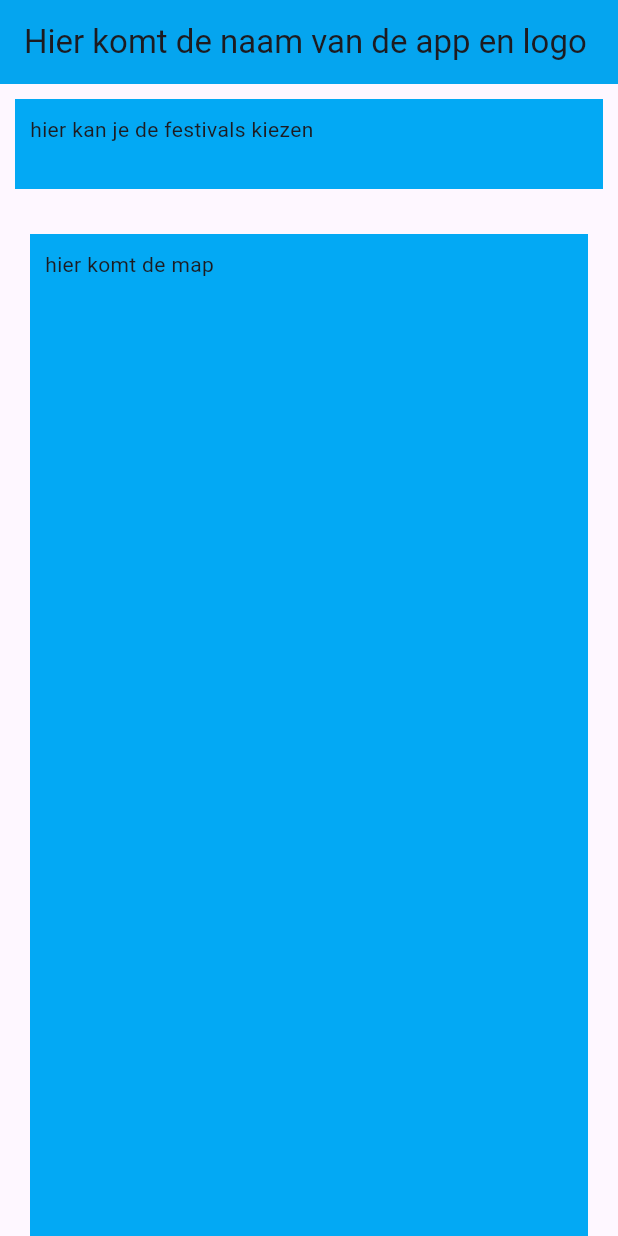
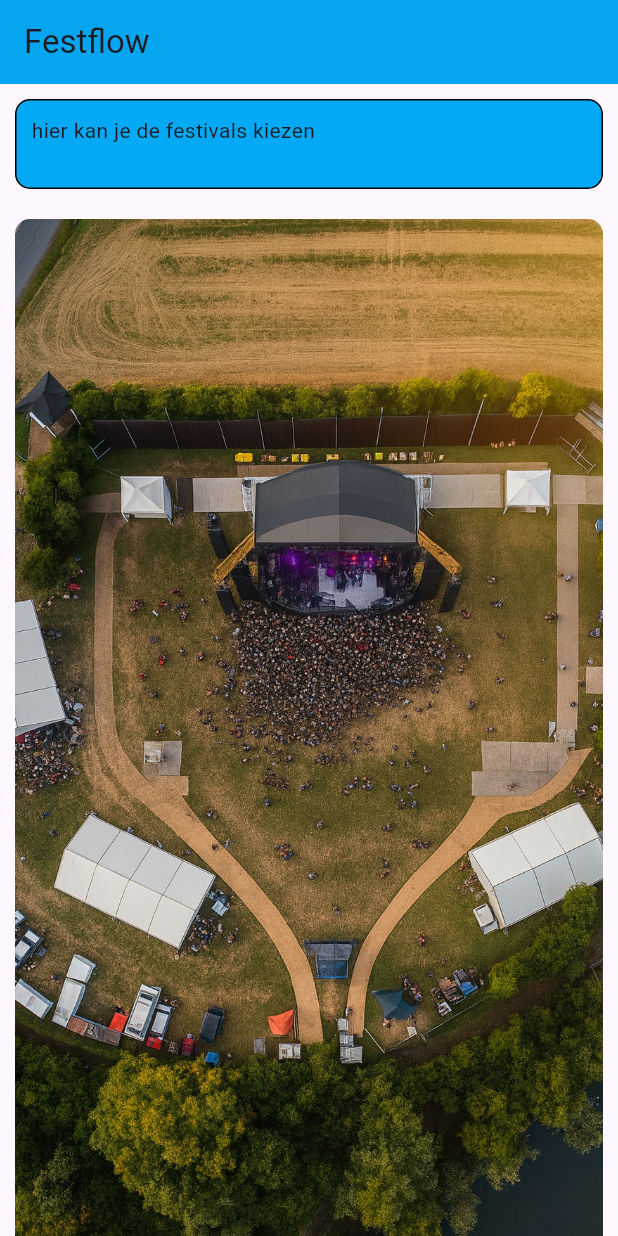
Before and after one commit to Jompie/Festival, a Flutter app: the screen it shows after launch, on a phone screen of 412 x 824 dp. Run offline on Flutter 3.47's test engine with Material 3 defaults, Android fonts, the phone set to English and light mode, and no system bars.

Commit message:
png toegevoegd en in een aparte class gezet

```diff
--- a/lib/heatmap.dart
+++ b/lib/heatmap.dart
@@ -0,0 +1,26 @@
+import 'package:flutter/material.dart';
+
+class Heatmap extends StatelessWidget {
+  const Heatmap({super.key});
+
+  @override
+  Widget build(BuildContext context) {
+    return Scaffold(
+      body: Column(
+        children: [
+          Container(
+            height: 720,
+            width: 400,
+            decoration: BoxDecoration(
+              borderRadius: BorderRadius.circular(10),
+              image: DecorationImage(
+                image: AssetImage('assets/Podium_ai2.png'),
+                fit: BoxFit.cover,
+              ),
+            ),
+          ),
+        ],
+      ),
+    );
+  }
+}
--- a/lib/main.dart
+++ b/lib/main.dart
@@ -1,5 +1,6 @@
 import 'package:flutter/material.dart';
 import 'package:http/http.dart' as http;
+import 'heatmap.dart';
 
 void main() {
   runApp(MyApp());
@@ -17,25 +18,28 @@ class MyApp extends StatelessWidget {
             Container(
               margin: const EdgeInsets.all(10),
               padding: const EdgeInsets.all(10),
-              color: Colors.lightBlue,
               height: 60,
               width: 400,
+              decoration: BoxDecoration(
+                border: Border.all(color: Colors.black),
+                color: Colors.lightBlue,
+                borderRadius: BorderRadius.circular(10),
+              ),
+
               child: const Text("hier kan je de festivals kiezen"),
             ),
-            Container(
-              margin: const EdgeInsets.all(20),
-              padding: const EdgeInsets.all(10),
-              color: Colors.lightBlue,
-              height: 700,
-              width: 400,
-              child: const Text("hier komt de map"),
+            Expanded(
+              child: Padding(
+                padding: const EdgeInsets.all(10),
+                child: Heatmap(),
+              ),
             ),
           ],
         ),
 
         appBar: AppBar(
           backgroundColor: Color.fromARGB(255, 5, 165, 239),
-          title: Text('Hier komt de naam van de app en logo'),
+          title: Text('Festflow'),
         ),
       ),
     );
--- a/pubspec.yaml
+++ b/pubspec.yaml
@@ -52,7 +52,8 @@ dev_dependencies:
 
 # The following section is specific to Flutter packages.
 flutter:
-
+  assets:
+    - assets/
   # The following line ensures that the Material Icons font is
   # included with your application, so that you can use the icons in
   # the material Icons class.
```
Also changed, not shown: assets/Podium_ai.png (added), assets/Podium_ai2.png (added).
